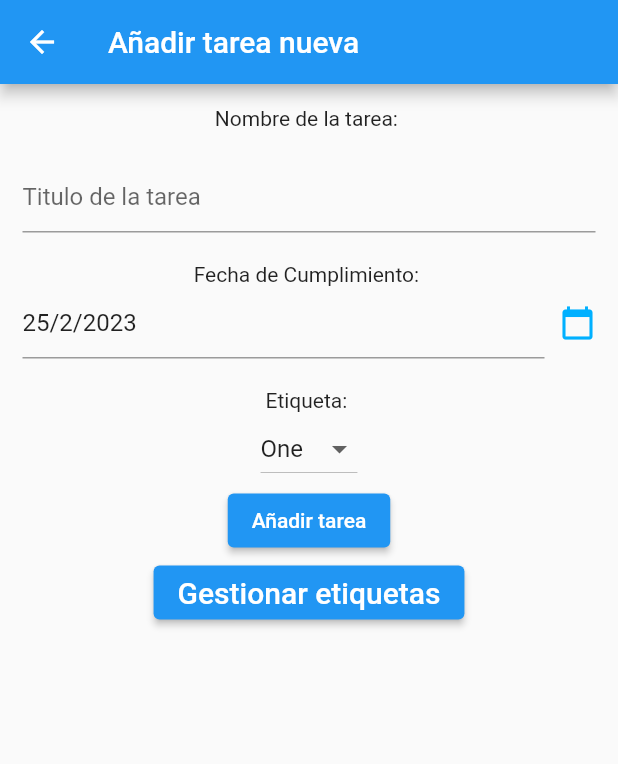
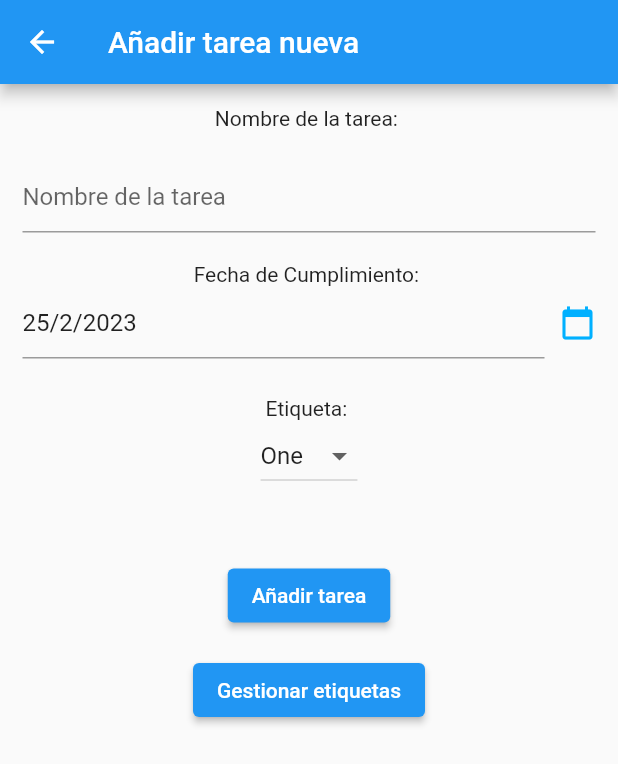
Before and after one commit to AleFlores15/Flutter-To-Do-List, a Flutter app: the FormularioTarea screen opened directly, on a phone screen of 412 x 824 dp. Shown: the top 764 px of the screen. Run offline on Flutter 3.47's test engine with Material 2 defaults, Android fonts, the phone set to English and light mode, and no system bars; our stand-ins replace flutter_datetime_picker.

Commit message:
Estilos added xd

```diff
--- a/lib/screens/tareaform.dart
+++ b/lib/screens/tareaform.dart
@@ -45,7 +45,7 @@ class _FormularioTareaState extends State<FormularioTarea> {
                     newTarea['Nombre'] = valor;
                   },
                   decoration: InputDecoration(
-                    hintText: "Titulo de la tarea",
+                    hintText: "Nombre de la tarea",
                   ),
                 ),
                 SizedBox(height: 20),
@@ -93,7 +93,7 @@ class _FormularioTareaState extends State<FormularioTarea> {
                     ),
                   ],
                 ),
-                SizedBox(height: 20),
+                SizedBox(height: 25),
                 Text("Etiqueta: ")
                 ,
 
@@ -113,8 +113,7 @@ class _FormularioTareaState extends State<FormularioTarea> {
                     );
                   }).toList(),
                 ),
-
-
+               SizedBox(height: 45),
                 ElevatedButton(
                   onPressed: () {
                     idForm.currentState?.save();
@@ -124,6 +123,7 @@ class _FormularioTareaState extends State<FormularioTarea> {
                   },
                   child: Text("Añadir tarea"),
                 ),
+                 SizedBox(height: 15),
                 ElevatedButton(
                     onPressed: () {
                       Navigator.push(
@@ -131,7 +131,7 @@ class _FormularioTareaState extends State<FormularioTarea> {
                           MaterialPageRoute(
                               builder: (context) => FormularioEtiqueta()));
                     },
-                    child: Text("Gestionar etiquetas", style: TextStyle(fontSize: 20))),
+                    child: Text("Gestionar etiquetas", style: TextStyle(fontSize: 14))),
                 SizedBox(height: 15),
               ],
             ),
```
